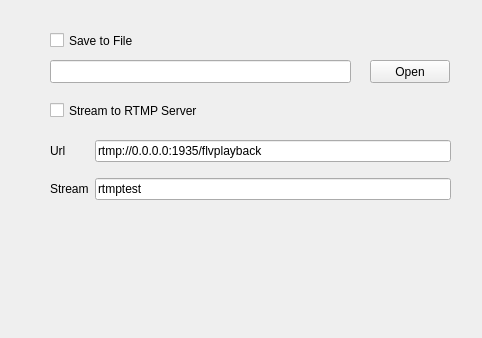
This is core/general.ui in keyanmca/DesktopLiveManager as Qt 5 draws it before an edit. The edited form follows.
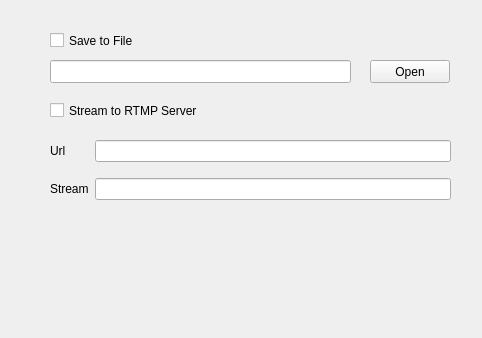
This is the edited form.

Patch:
```diff
--- a/core/general.ui
+++ b/core/general.ui
@@ -49,14 +49,14 @@
     <item row="1" column="1">
      <widget class="QLineEdit" name="rtmp_stream_">
       <property name="text">
-       <string>rtmptest</string>
+       <string/>
       </property>
      </widget>
     </item>
     <item row="0" column="1">
      <widget class="QLineEdit" name="rtmp_url_">
       <property name="text">
-       <string>rtmp://0.0.0.0:1935/flvplayback</string>
+       <string/>
       </property>
      </widget>
     </item>
```
